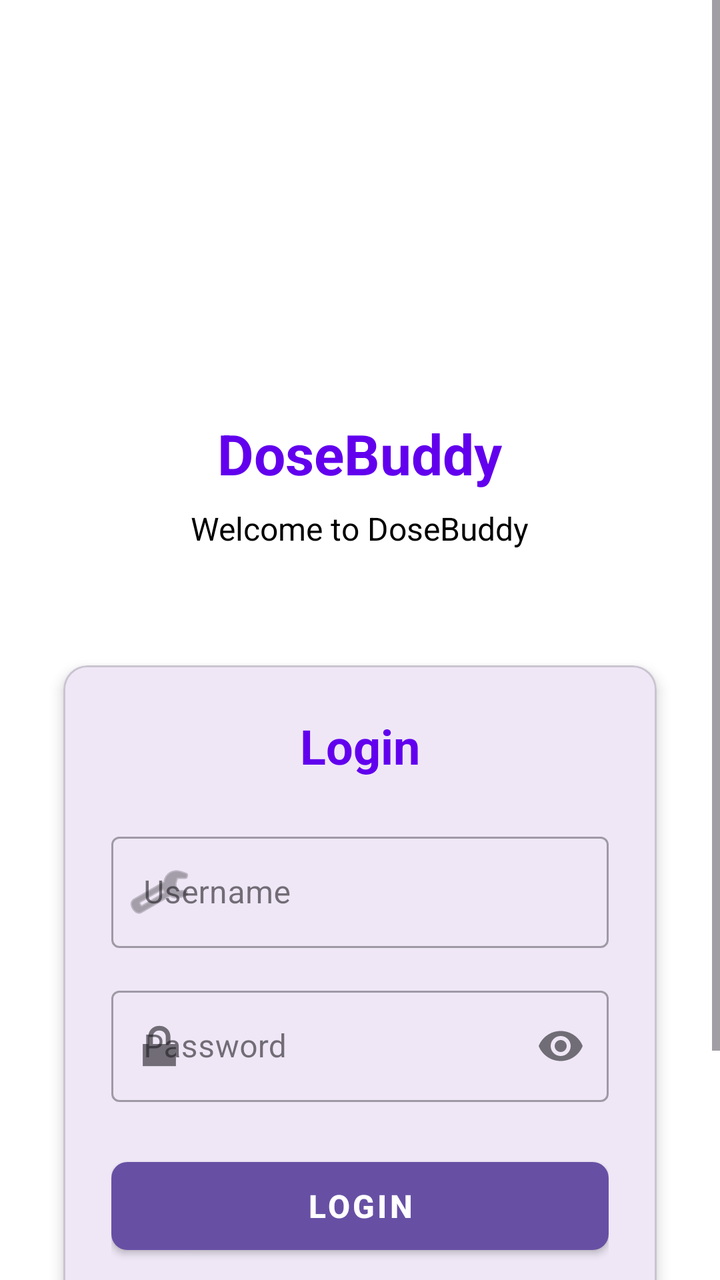
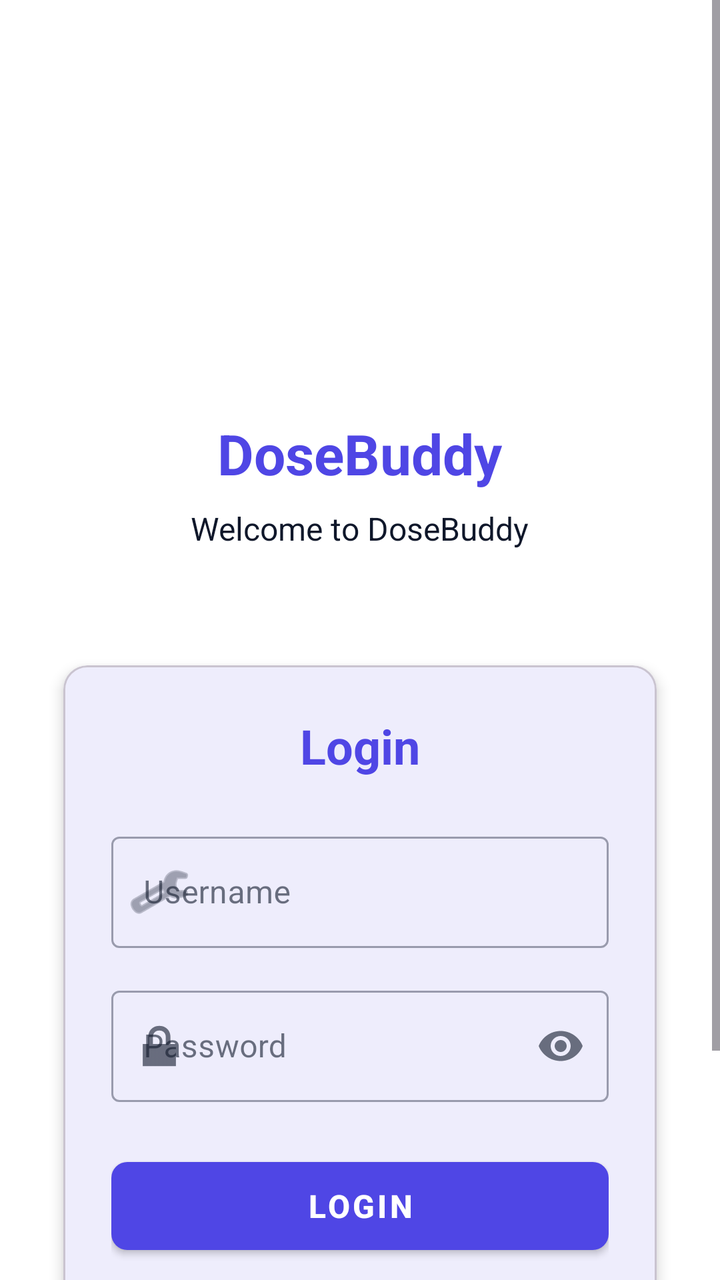

Before-and-after screenshots of an Android layout around one commit, followed by the original layout XML and the change that was made.
<!-- AndroidManifest.xml: activity theme Theme.DoseBuddy -->
<!-- res/layout/activity_login.xml -->
<?xml version="1.0" encoding="utf-8"?>
<ScrollView xmlns:android="http://schemas.android.com/apk/res/android"
    xmlns:app="http://schemas.android.com/apk/res-auto"
    xmlns:tools="http://schemas.android.com/tools"
    android:layout_width="match_parent"
    android:layout_height="match_parent"
    android:fillViewport="true"
    android:background="@color/white"
    tools:context=".LoginActivity">

    <LinearLayout
        android:layout_width="match_parent"
        android:layout_height="wrap_content"
        android:orientation="vertical"
        android:padding="24dp"
        android:gravity="center">

        
        <ImageView
            android:id="@+id/iv_logo"
            android:layout_width="120dp"
            android:layout_height="120dp"
            android:layout_marginTop="48dp"
            android:layout_marginBottom="16dp"
            android:src="@mipmap/ic_launcher_round"
            android:scaleType="centerCrop"
            android:clipToOutline="true"
            android:contentDescription="@string/app_name" />

        <TextView
            android:id="@+id/tv_app_title"
            android:layout_width="wrap_content"
            android:layout_height="wrap_content"
            android:text="@string/app_name"
            android:textSize="28sp"
            android:textStyle="bold"
            android:textColor="@color/design_default_color_primary"
            android:layout_marginBottom="8dp" />

        <TextView
            android:id="@+id/tv_welcome"
            android:layout_width="wrap_content"
            android:layout_height="wrap_content"
            android:text="@string/welcome_to_dosebuddy"
            android:textSize="16sp"
            android:textColor="@color/design_default_color_on_surface"
            android:layout_marginBottom="48dp"
            android:gravity="center" />

        
        <com.google.android.material.card.MaterialCardView
            android:layout_width="match_parent"
            android:layout_height="wrap_content"
            android:layout_marginBottom="24dp"
            app:cardCornerRadius="12dp"
            app:cardElevation="4dp"
            app:cardUseCompatPadding="true">

            <LinearLayout
                android:layout_width="match_parent"
                android:layout_height="wrap_content"
                android:orientation="vertical"
                android:padding="24dp">

                <TextView
                    android:layout_width="wrap_content"
                    android:layout_height="wrap_content"
                    android:text="@string/login"
                    android:textSize="24sp"
                    android:textStyle="bold"
                    android:textColor="@color/design_default_color_primary"
                    android:layout_marginBottom="24dp"
                    android:gravity="center"
                    android:layout_gravity="center" />

                
                <com.google.android.material.textfield.TextInputLayout
                    android:id="@+id/til_username"
                    android:layout_width="match_parent"
                    android:layout_height="wrap_content"
                    android:layout_marginBottom="16dp"
                    android:hint="@string/username"
                    app:startIconDrawable="@android:drawable/ic_menu_manage"
                    app:endIconMode="clear_text"
                    style="@style/Widget.MaterialComponents.TextInputLayout.OutlinedBox">

                    <com.google.android.material.textfield.TextInputEditText
                        android:id="@+id/et_username"
                        android:layout_width="match_parent"
                        android:layout_height="wrap_content"
                        android:inputType="text"
                        android:maxLines="1" />

                </com.google.android.material.textfield.TextInputLayout>

                
                <com.google.android.material.textfield.TextInputLayout
                    android:id="@+id/til_password"
                    android:layout_width="match_parent"
                    android:layout_height="wrap_content"
                    android:layout_marginBottom="24dp"
                    android:hint="@string/password"
                    app:startIconDrawable="@android:drawable/ic_lock_lock"
                    app:endIconMode="password_toggle"
                    style="@style/Widget.MaterialComponents.TextInputLayout.OutlinedBox">

                    <com.google.android.material.textfield.TextInputEditText
                        android:id="@+id/et_password"
                        android:layout_width="match_parent"
                        android:layout_height="wrap_content"
                        android:inputType="textPassword"
                        android:maxLines="1" />

                </com.google.android.material.textfield.TextInputLayout>

                
                <com.google.android.material.button.MaterialButton
                    android:id="@+id/btn_login"
                    android:layout_width="match_parent"
                    android:layout_height="56dp"
                    android:text="@string/login"
                    android:textSize="16sp"
                    android:textStyle="bold"
                    app:cornerRadius="8dp"
                    style="@style/Widget.MaterialComponents.Button" />

            </LinearLayout>

        </com.google.android.material.card.MaterialCardView>

        
        <TextView
            android:id="@+id/tv_register_link"
            android:layout_width="wrap_content"
            android:layout_height="wrap_content"
            android:text="@string/dont_have_account"
            android:textSize="14sp"
            android:textColor="@color/design_default_color_primary"
            android:clickable="true"
            android:focusable="true"
            android:background="?android:attr/selectableItemBackground"
            android:padding="8dp"
            android:layout_marginBottom="32dp" />

        
        <ProgressBar
            android:id="@+id/progress_bar"
            android:layout_width="wrap_content"
            android:layout_height="wrap_content"
            android:visibility="gone"
            android:layout_marginTop="16dp" />

    </LinearLayout>

</ScrollView>
<!-- resources referenced by this layout -->
<resources>
  <color name="white">#FFFFFFFF</color>
  <!-- mipmap ic_launcher_round (mipmap-anydpi-v26) -->
  <?xml version="1.0" encoding="utf-8"?>
  <adaptive-icon xmlns:android="http://schemas.android.com/apk/res/android">
      <background android:drawable="@color/ic_launcher_background"/>
      <foreground android:drawable="@mipmap/ic_launcher_foreground"/>
  </adaptive-icon>
  <string name="app_name">DoseBuddy</string>
  <string name="dont_have_account">Don\'t have an account? Register</string>
  <string name="login">Login</string>
  <string name="password">Password</string>
  <string name="username">Username</string>
  <string name="welcome_to_dosebuddy">Welcome to DoseBuddy</string>
  <style name="Theme.DoseBuddy" parent="Base.Theme.DoseBuddy" />
  <color name="ic_launcher_background">#000000</color>
  <style name="Base.Theme.DoseBuddy" parent="Theme.Material3.DayNight.NoActionBar">
          
          
      </style>
</resources>

<!-- the commit's change to res/layout/activity_login.xml (unified diff, before → after) -->
@@ -5,7 +5,7 @@
     android:layout_width="match_parent"
     android:layout_height="match_parent"
     android:fillViewport="true"
-    android:background="@color/white"
+    android:background="?attr/colorSurface"
     tools:context=".LoginActivity">
 
     <LinearLayout
@@ -34,7 +34,7 @@
             android:text="@string/app_name"
             android:textSize="28sp"
             android:textStyle="bold"
-            android:textColor="@color/design_default_color_primary"
+            android:textColor="?attr/colorPrimary"
             android:layout_marginBottom="8dp" />
 
         <TextView
@@ -43,7 +43,7 @@
             android:layout_height="wrap_content"
             android:text="@string/welcome_to_dosebuddy"
             android:textSize="16sp"
-            android:textColor="@color/design_default_color_on_surface"
+            android:textColor="?attr/colorOnSurface"
             android:layout_marginBottom="48dp"
             android:gravity="center" />
 
@@ -68,7 +68,7 @@
                     android:text="@string/login"
                     android:textSize="24sp"
                     android:textStyle="bold"
-                    android:textColor="@color/design_default_color_primary"
+                    android:textColor="?attr/colorPrimary"
                     android:layout_marginBottom="24dp"
                     android:gravity="center"
                     android:layout_gravity="center" />
@@ -135,7 +135,7 @@
             android:layout_height="wrap_content"
             android:text="@string/dont_have_account"
             android:textSize="14sp"
-            android:textColor="@color/design_default_color_primary"
+            android:textColor="?attr/colorPrimary"
             android:clickable="true"
             android:focusable="true"
             android:background="?android:attr/selectableItemBackground"
<!-- resource entries referenced after the edit -->
@@ -1,6 +1,5 @@
 <!-- resources referenced by this layout -->
 <resources>
-  <color name="white">#FFFFFFFF</color>
   <!-- mipmap ic_launcher_round (mipmap-anydpi-v26) -->
   <?xml version="1.0" encoding="utf-8"?>
   <adaptive-icon xmlns:android="http://schemas.android.com/apk/res/android">
@@ -17,7 +16,50 @@
   <color name="ic_launcher_background">#000000</color>
   <style name="Base.Theme.DoseBuddy" parent="Theme.Material3.DayNight.NoActionBar">
           
+          <item name="colorPrimary">@color/md_theme_light_primary</item>
+          <item name="colorOnPrimary">@color/md_theme_light_onPrimary</item>
+          <item name="colorPrimaryContainer">@color/md_theme_light_primaryContainer</item>
+          <item name="colorOnPrimaryContainer">@color/md_theme_light_onPrimaryContainer</item>
+  
+          <item name="colorSecondary">@color/md_theme_light_secondary</item>
+          <item name="colorOnSecondary">@color/md_theme_light_onSecondary</item>
+          <item name="colorSecondaryContainer">@color/md_theme_light_secondaryContainer</item>
+          <item name="colorOnSecondaryContainer">@color/md_theme_light_onSecondaryContainer</item>
+  
+          <item name="colorTertiary">@color/md_theme_light_tertiary</item>
+          <item name="colorOnTertiary">@color/md_theme_light_onTertiary</item>
+  
+          <item name="colorError">@color/md_theme_light_error</item>
+          <item name="colorOnError">@color/md_theme_light_onError</item>
+  
+          <item name="android:windowBackground">@color/md_theme_light_background</item>
+          <item name="colorSurface">@color/md_theme_light_surface</item>
+          <item name="colorOnSurface">@color/md_theme_light_onSurface</item>
+          <item name="colorSurfaceVariant">@color/md_theme_light_surfaceVariant</item>
+          <item name="colorOnSurfaceVariant">@color/md_theme_light_onSurfaceVariant</item>
+          <item name="colorOutline">@color/md_theme_light_outline</item>
+  
           
+          <item name="android:statusBarColor">?attr/colorPrimary</item>
+          <item name="android:windowLightStatusBar" tools:targetApi="m">false</item>
       </style>
+  <color name="md_theme_light_primary">#4F46E5</color>
+  <color name="md_theme_light_onPrimary">#FFFFFF</color>
+  <color name="md_theme_light_primaryContainer">#E0E7FF</color>
+  <color name="md_theme_light_onPrimaryContainer">#312E81</color>
+  <color name="md_theme_light_secondary">#0D9488</color>
+  <color name="md_theme_light_onSecondary">#FFFFFF</color>
+  <color name="md_theme_light_secondaryContainer">#CCFBF1</color>
+  <color name="md_theme_light_onSecondaryContainer">#134E4A</color>
+  <color name="md_theme_light_tertiary">#7C3AED</color>
+  <color name="md_theme_light_onTertiary">#FFFFFF</color>
+  <color name="md_theme_light_error">#EF4444</color>
+  <color name="md_theme_light_onError">#FFFFFF</color>
+  <color name="md_theme_light_background">#F8FAFC</color>
+  <color name="md_theme_light_surface">#FFFFFF</color>
+  <color name="md_theme_light_onSurface">#0F172A</color>
+  <color name="md_theme_light_surfaceVariant">#F1F5F9</color>
+  <color name="md_theme_light_onSurfaceVariant">#475569</color>
+  <color name="md_theme_light_outline">#CBD5E1</color>
 </resources>
 
